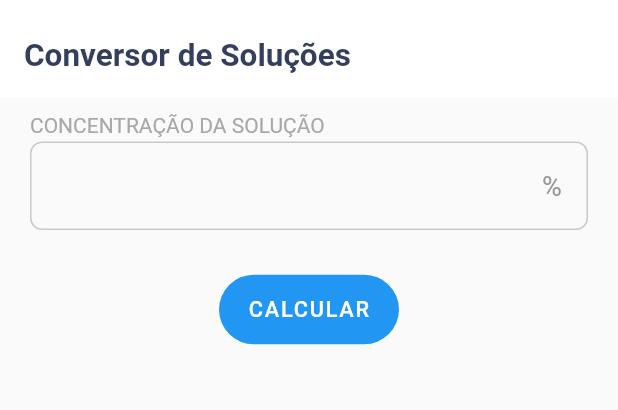
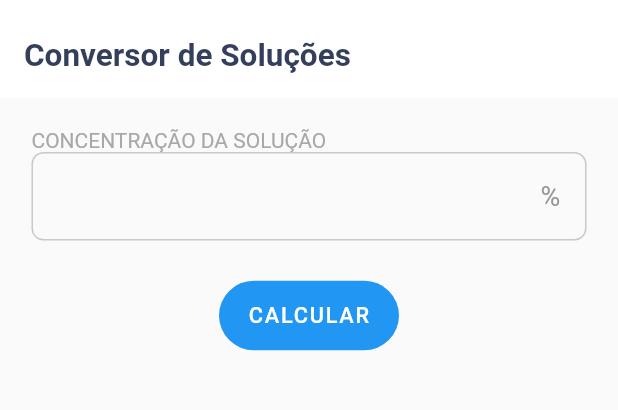
Before and after one commit to patrickkaic/AxCalc, a Flutter app: the DetailsPagesSolutions screen opened by its route, on a phone screen of 412 x 824 dp, the part 46-456 px from its top. Run offline on Flutter 3.47's test engine with Material 2 defaults, Android fonts, the phone set to English and light mode, and no system bars; our stand-ins replace go_router, toggle_switch.

Commit message:
fixes: replacement screen was disable; all detail screens have been componentized

```diff
--- a/lib/details_page/Componets/TextForms/labeled_textform.dart
+++ b/lib/details_page/Componets/TextForms/labeled_textform.dart
@@ -4,10 +4,12 @@ class LabeledTextForm extends StatelessWidget {
   const LabeledTextForm(
       {super.key,
       required this.label,
+      this.sizedBoxwidth,
       required this.controller,
       required this.suffix});
 
   final String label;
+  final double? sizedBoxwidth;
   final TextEditingController controller;
   final String suffix;
 
@@ -20,7 +22,7 @@ class LabeledTextForm extends StatelessWidget {
             style: const TextStyle(
                 fontSize: 14, color: Color.fromARGB(255, 169, 167, 167))),
         SizedBox(
-          width: 170,
+          width: sizedBoxwidth ?? 170,
           child: TextFormField(
             controller: controller,
             keyboardType: TextInputType.number,
--- a/lib/details_page/solutions/details_page_solutions.dart
+++ b/lib/details_page/solutions/details_page_solutions.dart
@@ -1,5 +1,9 @@
 // ignore_for_file: prefer_const_constructors, prefer_const_literals_to_create_immutables
 
+import 'package:axcalc/details_page/Componets/AppBar/app_bar.dart';
+import 'package:axcalc/details_page/Componets/AppBar/app_bar_calcs.dart';
+import 'package:axcalc/details_page/Componets/TextForms/labeled_textform.dart';
+import 'package:axcalc/details_page/Componets/buttons/main_button.dart';
 import 'package:axcalc/details_page/solutions/result_solutions.dart';
 import 'package:flutter/material.dart';
 
@@ -30,107 +34,24 @@ class _DetailsPagesSolutionsState extends State<DetailsPagesSolutions> {
     return Scaffold(
       appBar: PreferredSize(
         preferredSize: Size.fromHeight(40.0),
-        child: AppBar(
-          leading: BackButton(color: Colors.black),
-          backgroundColor: Colors.white,
-          centerTitle: true,
-          elevation: 0,
-          title: Text(
-            'Cálculo',
-            style: TextStyle(
-              color: Color.fromARGB(255, 52, 63, 92),
-              fontSize: 18,
-              fontWeight: FontWeight.bold,
-            ),
-          ),
-        ),
+        child: MyAppBar(),
       ),
       body: Column(
         children: [
-          Padding(
-            padding: const EdgeInsets.all(0.0),
-            child: AppBar(
-              elevation: 0,
-              automaticallyImplyLeading: false,
-              backgroundColor: Colors.white,
-              title: Text(
-                'Conversor de Soluções',
-                style: TextStyle(
-                  color: Color.fromARGB(255, 52, 63, 92),
-                  fontSize: 21,
-                  fontWeight: FontWeight.bold,
-                ),
-              ),
-            ),
-          ),
-          SizedBox(
-            height: 10,
-          ),
+          AppBarCalcs(label: 'Conversor de Soluções'),
+          SizedBox(height: 20),
           Row(
+            mainAxisAlignment: MainAxisAlignment.spaceEvenly,
             children: [
-              Padding(
-                padding: const EdgeInsets.symmetric(horizontal: 20),
-                child: Text(
-                  'CONCENTRAÇÃO DA SOLUÇÃO',
-                  style: TextStyle(
-                    fontSize: 14,
-                    color: Color.fromARGB(255, 169, 167, 167),
-                  ),
-                ),
+              LabeledTextForm(
+                label: 'CONCENTRAÇÃO DA SOLUÇÃO',
+                sizedBoxwidth: 370,
+                controller: inputController1,
+                suffix: '%',
               ),
             ],
           ),
-          Padding(
-            padding: const EdgeInsets.symmetric(horizontal: 20.0, vertical: 3),
-            child: Row(
-              children: [
-                Expanded(
-                  child: TextFormField(
-                    controller: inputController1,
-                    keyboardType: TextInputType.number,
-                    decoration: InputDecoration(
-                      focusedBorder: OutlineInputBorder(
-                        borderSide: BorderSide(
-                          color: Color.fromARGB(255, 202, 200, 200),
-                        ),
-                        borderRadius: BorderRadius.circular(8),
-                      ),
-                      suffixIcon: Align(
-                        widthFactor: 1.0,
-                        heightFactor: 1.0,
-                        child: Text(
-                          '%',
-                          style: TextStyle(
-                            fontSize: 18,
-                            color: Color.fromARGB(255, 151, 149, 149),
-                          ),
-                        ),
-                      ),
-                      enabledBorder: OutlineInputBorder(
-                        borderSide: BorderSide(
-                            color: Color.fromARGB(255, 202, 200, 200)),
-                        borderRadius: BorderRadius.circular(8),
-                      ),
-                    ),
-                  ),
-                ),
-              ],
-            ),
-          ),
-          SizedBox(
-            width: 120,
-            height: 100,
-            child: FittedBox(
-              child: FloatingActionButton.extended(
-                elevation: 0,
-                onPressed: _calcularJejum,
-                label: Text(
-                  'CALCULAR',
-                  style: TextStyle(fontSize: 15),
-                ),
-              ),
-            ),
-          ),
+          MainButton(text: 'CALCULAR', onPressed: _calcularJejum),
         ],
       ),
     );
--- a/lib/homescreen/home_page.dart
+++ b/lib/homescreen/home_page.dart
@@ -82,12 +82,6 @@ class HomePage extends StatelessWidget {
               GoRouter.of(context).push('/detalhessol');
             },
           ),
-          MyCards(
-            text: 'Reposição Volêminca',
-            onTap: () {
-              GoRouter.of(context).push('/detalhesreplace');
-            },
-          ),
         ],
       ),
     );
--- a/lib/routes.dart
+++ b/lib/routes.dart
@@ -1,7 +1,6 @@
 import 'package:axcalc/details_page/IMC/details_page_imc.dart';
 import 'package:axcalc/details_page/infusion/details_page_infusion.dart';
 import 'package:axcalc/details_page/jejum/details_page_jejum.dart';
-import 'package:axcalc/details_page/replacement/details_page_replacement.dart';
 import 'package:axcalc/details_page/solutions/details_page_solutions.dart';
 
 import 'package:axcalc/intro_screen/intro_screen.dart';
@@ -56,10 +55,4 @@ List<GoRoute> appRotes = [
       return const DetailsPagesSolutions();
     },
   ),
-  GoRoute(
-    path: '/detalhesreplace',
-    builder: (context, state) {
-      return detailsPageReplacement();
-    },
-  ),
 ];
--- a/pubspec.yaml
+++ b/pubspec.yaml
@@ -32,13 +32,14 @@ dependencies:
   flutter:
     sdk: flutter
 
-
   # The following adds the Cupertino Icons font to your application.
   # Use with the CupertinoIcons class for iOS style icons.
   cupertino_icons: ^1.0.2
   bottom_navy_bar: ^6.0.0
   toggle_switch: ^2.1.0
   go_router: ^10.0.0
+  dropdown_button2: ^2.3.8
+
 
 dev_dependencies:
   flutter_test:
```
Also changed, not shown: lib/details_page/infusion/details_page_infusion.dart (+5 -4 lines), lib/details_page/jejum/details_page_jejum.dart (+4 -7 lines), lib/details_page/replacement/details_page_replacement.dart (deleted, +0 -139 lines), pubspec.lock.
